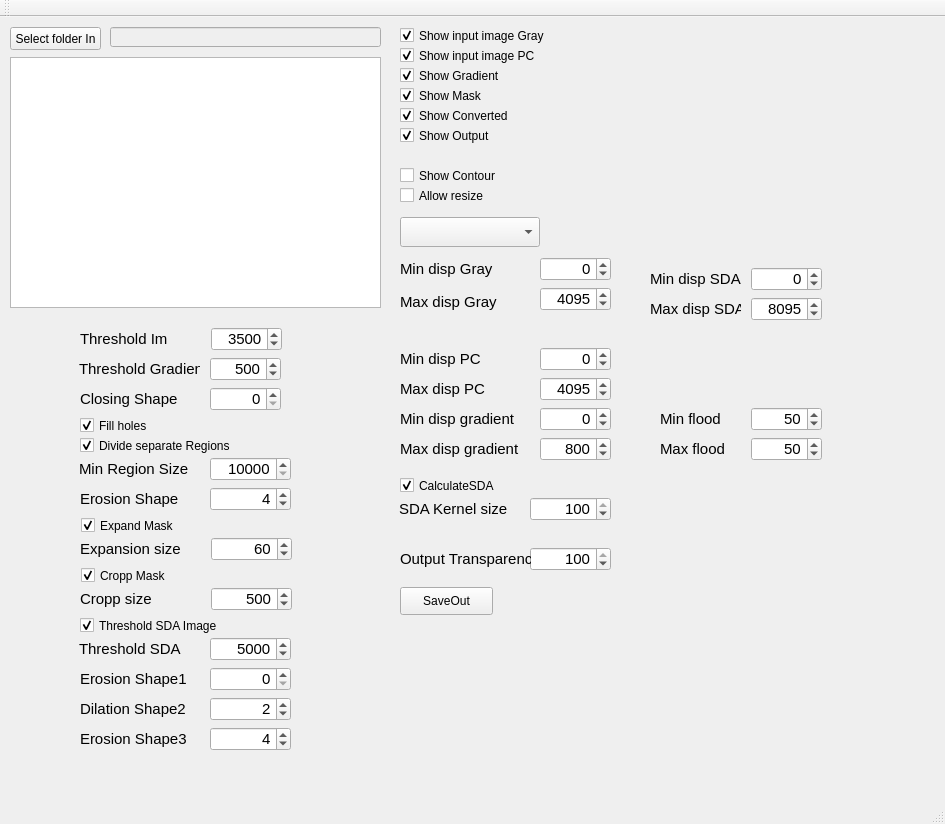
Old version of the form HipsViever/mainwindow.ui in the repository marcinkociolek/ProjectsPL.
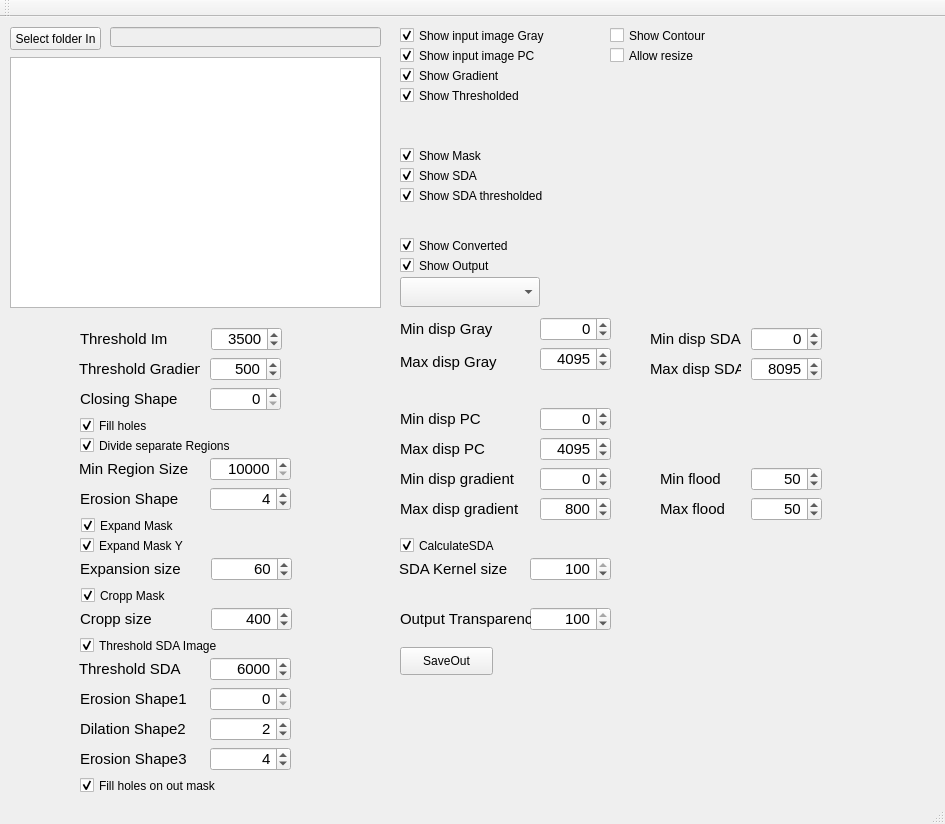
New version of the form.

Commit message: Hips Viever Knee processing

```diff
--- a/HipsViever/mainwindow.ui
+++ b/HipsViever/mainwindow.ui
@@ -70,7 +70,7 @@
     <property name="geometry">
      <rect>
       <x>400</x>
-      <y>200</y>
+      <y>260</y>
       <width>140</width>
       <height>30</height>
      </rect>
@@ -85,7 +85,7 @@
     <property name="geometry">
      <rect>
       <x>540</x>
-      <y>270</y>
+      <y>330</y>
       <width>71</width>
       <height>24</height>
      </rect>
@@ -112,7 +112,7 @@
     <property name="geometry">
      <rect>
       <x>540</x>
-      <y>240</y>
+      <y>300</y>
       <width>71</width>
       <height>24</height>
      </rect>
@@ -139,7 +139,7 @@
     <property name="geometry">
      <rect>
       <x>400</x>
-      <y>270</y>
+      <y>330</y>
       <width>131</width>
       <height>30</height>
      </rect>
@@ -157,7 +157,7 @@
     <property name="geometry">
      <rect>
       <x>400</x>
-      <y>240</y>
+      <y>300</y>
       <width>121</width>
       <height>24</height>
      </rect>
@@ -194,7 +194,7 @@
     <property name="geometry">
      <rect>
       <x>400</x>
-      <y>360</y>
+      <y>420</y>
       <width>121</width>
       <height>24</height>
      </rect>
@@ -212,7 +212,7 @@
     <property name="geometry">
      <rect>
       <x>400</x>
-      <y>330</y>
+      <y>390</y>
       <width>121</width>
       <height>24</height>
      </rect>
@@ -233,7 +233,7 @@
     <property name="geometry">
      <rect>
       <x>540</x>
-      <y>360</y>
+      <y>420</y>
       <width>71</width>
       <height>24</height>
      </rect>
@@ -260,7 +260,7 @@
     <property name="geometry">
      <rect>
       <x>540</x>
-      <y>330</y>
+      <y>390</y>
       <width>71</width>
       <height>24</height>
      </rect>
@@ -287,7 +287,7 @@
     <property name="geometry">
      <rect>
       <x>400</x>
-      <y>420</y>
+      <y>480</y>
       <width>141</width>
       <height>24</height>
      </rect>
@@ -305,7 +305,7 @@
     <property name="geometry">
      <rect>
       <x>540</x>
-      <y>390</y>
+      <y>450</y>
       <width>71</width>
       <height>24</height>
      </rect>
@@ -332,7 +332,7 @@
     <property name="geometry">
      <rect>
       <x>400</x>
-      <y>390</y>
+      <y>450</y>
       <width>141</width>
       <height>24</height>
      </rect>
@@ -353,7 +353,7 @@
     <property name="geometry">
      <rect>
       <x>540</x>
-      <y>420</y>
+      <y>480</y>
       <width>71</width>
       <height>24</height>
      </rect>
@@ -396,7 +396,7 @@
     <property name="geometry">
      <rect>
       <x>400</x>
-      <y>70</y>
+      <y>130</y>
       <width>151</width>
       <height>17</height>
      </rect>
@@ -457,7 +457,7 @@
     <property name="geometry">
      <rect>
       <x>400</x>
-      <y>90</y>
+      <y>220</y>
       <width>151</width>
       <height>17</height>
      </rect>
@@ -473,7 +473,7 @@
     <property name="geometry">
      <rect>
       <x>751</x>
-      <y>280</y>
+      <y>340</y>
       <width>71</width>
       <height>24</height>
      </rect>
@@ -500,7 +500,7 @@
     <property name="geometry">
      <rect>
       <x>751</x>
-      <y>250</y>
+      <y>310</y>
       <width>71</width>
       <height>24</height>
      </rect>
@@ -527,7 +527,7 @@
     <property name="geometry">
      <rect>
       <x>650</x>
-      <y>250</y>
+      <y>310</y>
       <width>91</width>
       <height>24</height>
      </rect>
@@ -548,7 +548,7 @@
     <property name="geometry">
      <rect>
       <x>650</x>
-      <y>280</y>
+      <y>340</y>
       <width>91</width>
       <height>24</height>
      </rect>
@@ -566,7 +566,7 @@
     <property name="geometry">
      <rect>
       <x>751</x>
-      <y>390</y>
+      <y>450</y>
       <width>71</width>
       <height>24</height>
      </rect>
@@ -596,7 +596,7 @@
     <property name="geometry">
      <rect>
       <x>751</x>
-      <y>420</y>
+      <y>480</y>
       <width>71</width>
       <height>24</height>
      </rect>
@@ -626,7 +626,7 @@
     <property name="geometry">
      <rect>
       <x>660</x>
-      <y>420</y>
+      <y>480</y>
       <width>81</width>
       <height>24</height>
      </rect>
@@ -644,7 +644,7 @@
     <property name="geometry">
      <rect>
       <x>660</x>
-      <y>390</y>
+      <y>450</y>
       <width>81</width>
       <height>24</height>
      </rect>
@@ -709,8 +709,8 @@
    <widget class="QCheckBox" name="CheckBoxAllowResize">
     <property name="geometry">
      <rect>
-      <x>400</x>
-      <y>170</y>
+      <x>610</x>
+      <y>30</y>
       <width>151</width>
       <height>17</height>
      </rect>
@@ -806,7 +806,7 @@
     <property name="geometry">
      <rect>
       <x>211</x>
-      <y>520</y>
+      <y>540</y>
       <width>81</width>
       <height>24</height>
      </rect>
@@ -852,7 +852,7 @@
     <property name="geometry">
      <rect>
       <x>80</x>
-      <y>520</y>
+      <y>540</y>
       <width>131</width>
       <height>24</height>
      </rect>
@@ -870,7 +870,7 @@
     <property name="geometry">
      <rect>
       <x>81</x>
-      <y>550</y>
+      <y>570</y>
       <width>171</width>
       <height>17</height>
      </rect>
@@ -886,7 +886,7 @@
     <property name="geometry">
      <rect>
       <x>211</x>
-      <y>570</y>
+      <y>590</y>
       <width>81</width>
       <height>24</height>
      </rect>
@@ -909,14 +909,14 @@
      <number>1</number>
     </property>
     <property name="value">
-     <number>500</number>
+     <number>400</number>
     </property>
    </widget>
    <widget class="QLabel" name="labelMaxDispGradient_6">
     <property name="geometry">
      <rect>
       <x>80</x>
-      <y>570</y>
+      <y>590</y>
       <width>131</width>
       <height>24</height>
      </rect>
@@ -934,7 +934,7 @@
     <property name="geometry">
      <rect>
       <x>399</x>
-      <y>480</y>
+      <y>540</y>
       <width>131</width>
       <height>24</height>
      </rect>
@@ -952,7 +952,7 @@
     <property name="geometry">
      <rect>
       <x>530</x>
-      <y>480</y>
+      <y>540</y>
       <width>81</width>
       <height>24</height>
      </rect>
@@ -982,7 +982,7 @@
     <property name="geometry">
      <rect>
       <x>400</x>
-      <y>460</y>
+      <y>520</y>
       <width>171</width>
       <height>17</height>
      </rect>
@@ -998,7 +998,7 @@
     <property name="geometry">
      <rect>
       <x>80</x>
-      <y>600</y>
+      <y>620</y>
       <width>171</width>
       <height>17</height>
      </rect>
@@ -1014,7 +1014,7 @@
     <property name="geometry">
      <rect>
       <x>79</x>
-      <y>620</y>
+      <y>640</y>
       <width>131</width>
       <height>24</height>
      </rect>
@@ -1032,7 +1032,7 @@
     <property name="geometry">
      <rect>
       <x>210</x>
-      <y>620</y>
+      <y>640</y>
       <width>81</width>
       <height>24</height>
      </rect>
@@ -1055,14 +1055,14 @@
      <number>25</number>
     </property>
     <property name="value">
-     <number>5000</number>
+     <number>6000</number>
     </property>
    </widget>
    <widget class="QCheckBox" name="CheckBoxShowOutput">
     <property name="geometry">
      <rect>
       <x>400</x>
-      <y>110</y>
+      <y>240</y>
       <width>151</width>
       <height>17</height>
      </rect>
@@ -1078,7 +1078,7 @@
     <property name="geometry">
      <rect>
       <x>530</x>
-      <y>530</y>
+      <y>590</y>
       <width>81</width>
       <height>24</height>
      </rect>
@@ -1108,7 +1108,7 @@
     <property name="geometry">
      <rect>
       <x>400</x>
-      <y>530</y>
+      <y>590</y>
       <width>131</width>
       <height>24</height>
      </rect>
@@ -1126,7 +1126,7 @@
     <property name="geometry">
      <rect>
       <x>400</x>
-      <y>570</y>
+      <y>630</y>
       <width>93</width>
       <height>28</height>
      </rect>
@@ -1138,8 +1138,8 @@
    <widget class="QCheckBox" name="CheckBoxContour">
     <property name="geometry">
      <rect>
-      <x>400</x>
-      <y>150</y>
+      <x>610</x>
+      <y>10</y>
       <width>151</width>
       <height>17</height>
      </rect>
@@ -1251,7 +1251,7 @@
     <property name="geometry">
      <rect>
       <x>80</x>
-      <y>650</y>
+      <y>670</y>
       <width>131</width>
       <height>24</height>
      </rect>
@@ -1269,7 +1269,7 @@
     <property name="geometry">
      <rect>
       <x>210</x>
-      <y>650</y>
+      <y>670</y>
       <width>81</width>
       <height>24</height>
      </rect>
@@ -1299,7 +1299,7 @@
     <property name="geometry">
      <rect>
       <x>210</x>
-      <y>680</y>
+      <y>700</y>
       <width>81</width>
       <height>24</height>
      </rect>
@@ -1329,7 +1329,7 @@
     <property name="geometry">
      <rect>
       <x>80</x>
-      <y>680</y>
+      <y>700</y>
       <width>131</width>
       <height>24</height>
      </rect>
@@ -1347,7 +1347,7 @@
     <property name="geometry">
      <rect>
       <x>210</x>
-      <y>710</y>
+      <y>730</y>
       <width>81</width>
       <height>24</height>
      </rect>
@@ -1377,7 +1377,7 @@
     <property name="geometry">
      <rect>
       <x>80</x>
-      <y>710</y>
+      <y>730</y>
       <width>131</width>
       <height>24</height>
      </rect>
@@ -1391,6 +1391,86 @@
      <string>Erosion Shape3</string>
     </property>
    </widget>
+   <widget class="QCheckBox" name="CheckBoxFillHolesOnOut">
+    <property name="geometry">
+     <rect>
+      <x>80</x>
+      <y>760</y>
+      <width>151</width>
+      <height>17</height>
+     </rect>
+    </property>
+    <property name="text">
+     <string>Fill holes on out mask</string>
+    </property>
+    <property name="checked">
+     <bool>true</bool>
+    </property>
+   </widget>
+   <widget class="QCheckBox" name="CheckBoxExpandMaskY">
+    <property name="geometry">
+     <rect>
+      <x>80</x>
+      <y>520</y>
+      <width>171</width>
+      <height>17</height>
+     </rect>
+    </property>
+    <property name="text">
+     <string>Expand Mask Y</string>
+    </property>
+    <property name="checked">
+     <bool>true</bool>
+    </property>
+   </widget>
+   <widget class="QCheckBox" name="CheckBoxShowThesholded">
+    <property name="geometry">
+     <rect>
+      <x>400</x>
+      <y>70</y>
+      <width>151</width>
+      <height>17</height>
+     </rect>
+    </property>
+    <property name="text">
+     <string>Show Thresholded</string>
+    </property>
+    <property name="checked">
+     <bool>true</bool>
+    </property>
+   </widget>
+   <widget class="QCheckBox" name="CheckBoxShowSDA">
+    <property name="geometry">
+     <rect>
+      <x>400</x>
+      <y>150</y>
+      <width>151</width>
+      <height>17</height>
+     </rect>
+    </property>
+    <property name="text">
+     <string>Show SDA</string>
+    </property>
+    <property name="checked">
+     <bool>true</bool>
+    </property>
+   </widget>
+   <widget class="QCheckBox" name="CheckBoxShowSDAThresholded">
+    <property name="geometry">
+     <rect>
+      <x>400</x>
+      <y>170</y>
+      <width>151</width>
+      <height>17</height>
+     </rect>
+    </property>
+    <property name="text">
+     <string>Show SDA thresholded</string>
+    </property>
+    <property name="checked">
+     <bool>true</bool>
+    </property>
+   </widget>
   </widget>
   <widget class="QMenuBar" name="menuBar">
    <property name="geometry">
```
The commit also changes 2 other files.
